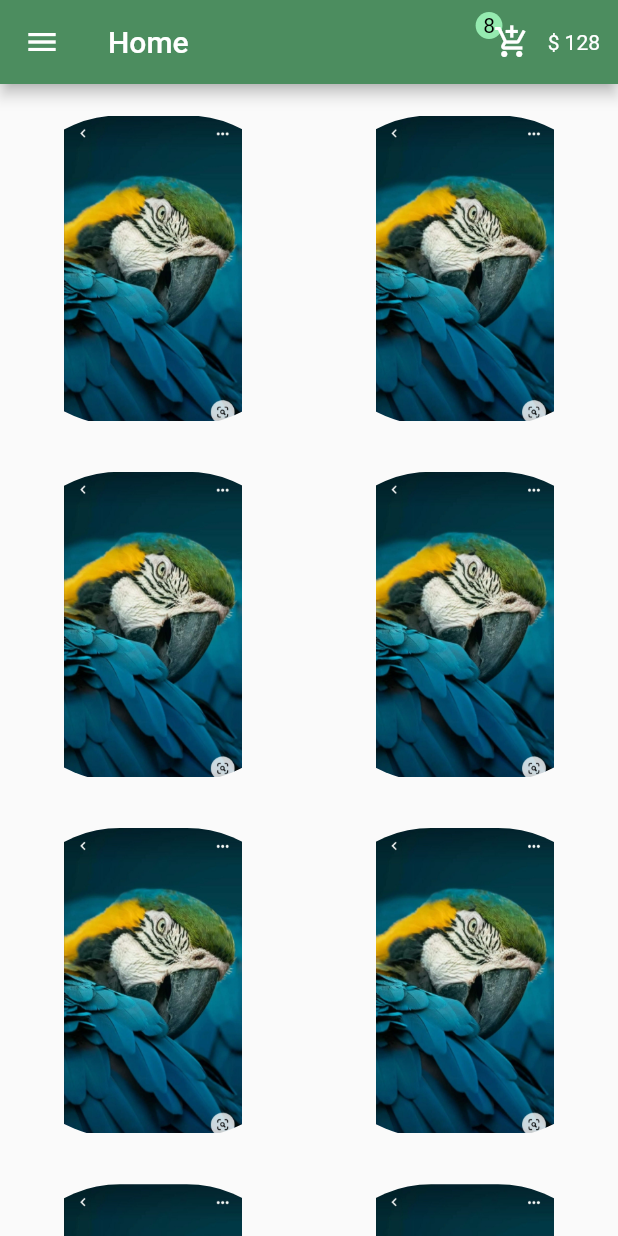
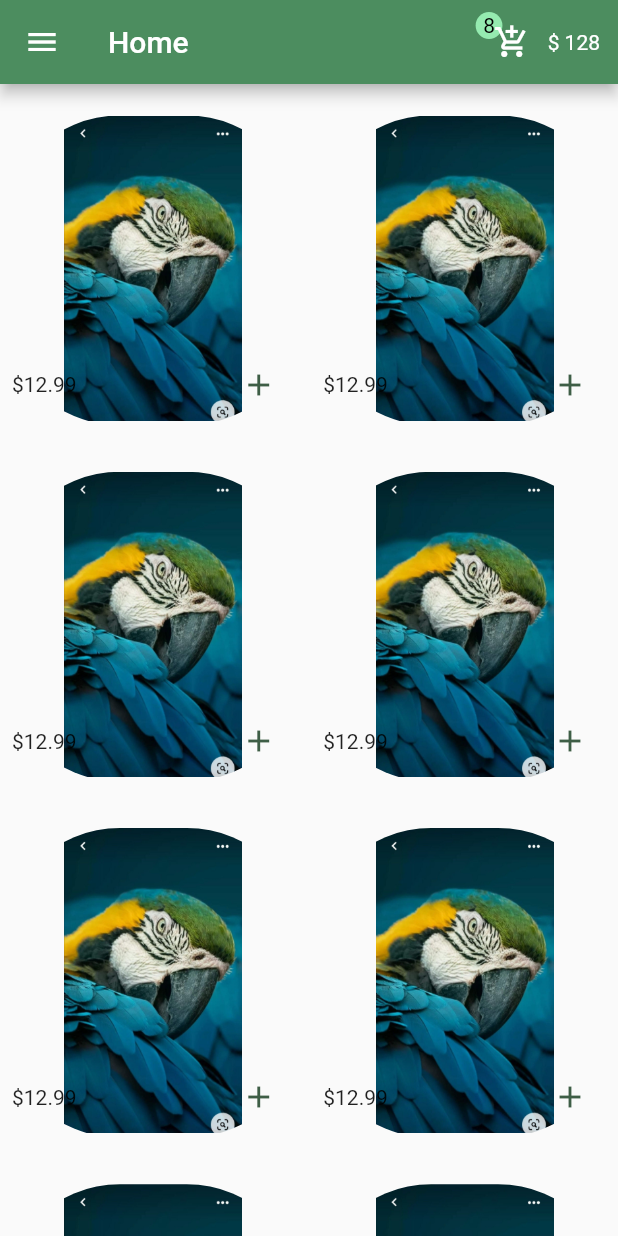
Before and after one commit to abdorady2022001/Electronic_shop, a Flutter app: the screen it shows after launch, on a phone screen of 412 x 824 dp. Run offline on Flutter 3.47's test engine with Material 2 defaults, Android fonts, the light colour scheme and no system bars.

Commit message:
Create product price + icon

```diff
--- a/lib/pages/home.dart
+++ b/lib/pages/home.dart
@@ -29,7 +29,18 @@ class Home extends StatelessWidget {
                           borderRadius: BorderRadius.circular(80),
                           child: Image.asset("assets/img/s3.jpg")),
                     ),
-                ])),
+                  ]),
+                  footer: GridTileBar(
+                    trailing: IconButton(
+                        color: Color.fromARGB(255, 62, 94, 70),
+                        onPressed: () {},
+                        icon: Icon(Icons.add)),
+                    leading: Text("\$12.99"),
+                    title: Text(
+                      "",
+                    ),
+                  ),
+                ),
               );
             }),
       ),
```
Lines whose indentation alone changed are shown as unchanged.
